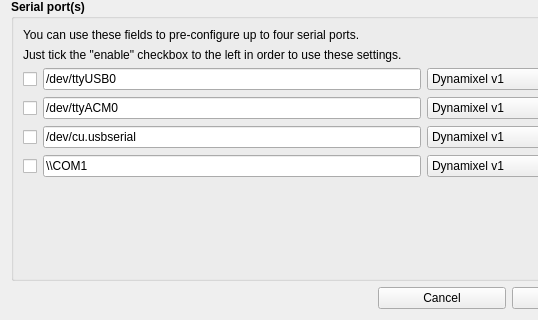
This is SmartServoGui/ui/settings.ui in emericg/SmartServoFramework as Qt 5 draws it before an edit; both pictures show x 0 to 538 and y 201 to 521 of the 651 by 521 pixel window. The edited form follows.
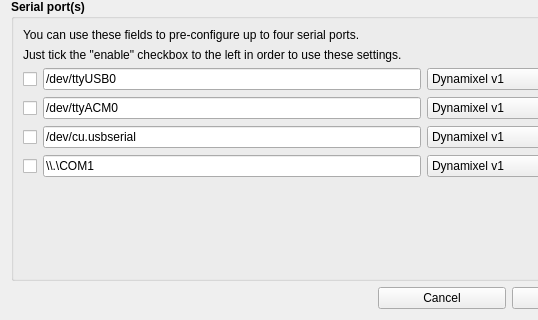
This is the edited form. Icons and pictures are not drawn.

```diff
--- a/SmartServoGui/ui/settings.ui
+++ b/SmartServoGui/ui/settings.ui
@@ -406,7 +406,7 @@
            </font>
           </property>
           <property name="text">
-           <string>\\COM1</string>
+           <string>\\.\COM1</string>
           </property>
          </widget>
         </item>
```
